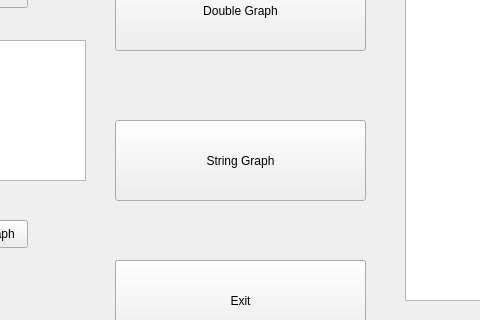
vladkorosko/Lab2Sem4, file lab2/mainwindow.ui: the form before one commit; both pictures show x 145 to 625 and y 220 to 540 of the 1230 by 644 pixel window.
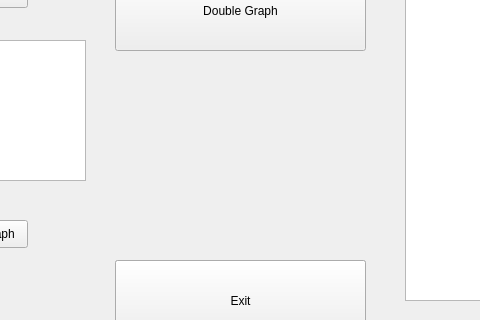
The form after the commit.

Diff of the .ui file:
```diff
--- a/lab2/mainwindow.ui
+++ b/lab2/mainwindow.ui
@@ -40,19 +40,6 @@
      <string>Double Graph</string>
     </property>
    </widget>
-   <widget class="QPushButton" name="StringButton">
-    <property name="geometry">
-     <rect>
-      <x>260</x>
-      <y>340</y>
-      <width>251</width>
-      <height>81</height>
-     </rect>
-    </property>
-    <property name="text">
-     <string>String Graph</string>
-    </property>
-   </widget>
    <widget class="QPushButton" name="ExitButton">
     <property name="geometry">
      <rect>
```
Left out of the diff: 3 changed lines with no effect on the pictures.
